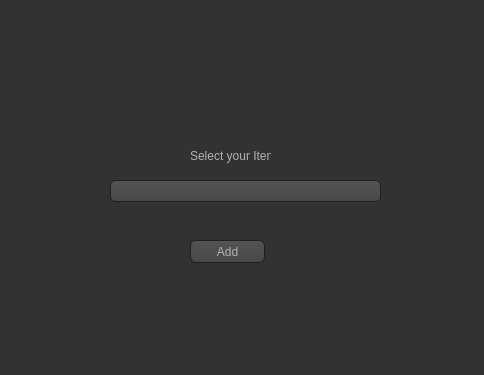
Above: lib/item_select.ui from TheJupiterDev/mDirt before the change. Below: the same form after it.
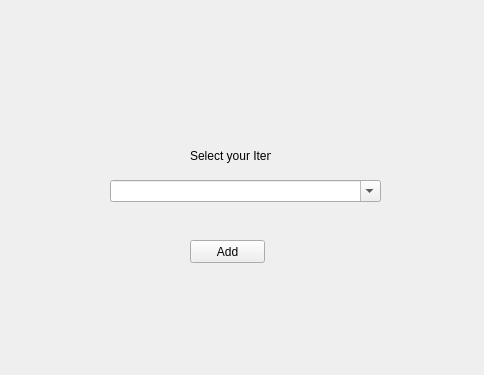
That is the form after the change. Icons and pictures are not drawn.

```diff
--- a/lib/item_select.ui
+++ b/lib/item_select.ui
@@ -14,89 +14,7 @@
    <string>Item Select</string>
   </property>
   <property name="styleSheet">
-   <string notr="true">QWidget
-{
-    color: #b1b1b1;
-    background-color: #323232;
-}
-
-QWidget:item:hover
-{
-    background-color: QLinearGradient( x1: 0, y1: 0, x2: 0, y2: 1, stop: 0 #ffa02f, stop: 1 #ca0619);
-    color: #000000;
-}
-
-QWidget:item:selected
-{
-    background-color: QLinearGradient( x1: 0, y1: 0, x2: 0, y2: 1, stop: 0 #ffa02f, stop: 1 #d7801a);
-}
-
-QWidget:focus
-{
-    border: 2px solid QLinearGradient( x1: 0, y1: 0, x2: 0, y2: 1, stop: 0 #ffa02f, stop: 1 #d7801a);
-}
-
-QComboBox
-{
-    selection-background-color :QLinearGradient( x1: 0, y1: 0, x2: 0, y2: 1, stop: 0 #565656, stop: 0.1 #525252, stop: 0.5 #4e4e4e, stop: 0.9 #4a4a4a, stop: 1 #464646;
-    background-color: QLinearGradient( x1: 0, y1: 0, x2: 0, y2: 1, stop: 0 #565656, stop: 0.1 #525252, stop: 0.5 #4e4e4e, stop: 0.9 #4a4a4a, stop: 1 #464646);
-    border-style: solid;
-    border: 1px solid #1e1e1e;
-    border-radius: 5;
-}
-
-QComboBox:hover,QPushButton:hover
-{
-    border: 2px solid QLinearGradient( x1: 0, y1: 0, x2: 0, y2: 1, stop: 0 #ffa02f, stop: 1 #d7801a);
-}
-
-QComboBox:on
-{
-    padding-top: 3px;
-    padding-left: 4px;
-    background-color: QLinearGradient( x1: 0, y1: 0, x2: 0, y2: 1, stop: 0 #2d2d2d, stop: 0.1 #2b2b2b, stop: 0.5 #292929, stop: 0.9 #282828, stop: 1 #252525);
-    selection-background-color: QLinearGradient( x1: 0, y1: 0, x2: 0, y2: 1, stop: 0 #2d2d2d, stop: 0.1 #2b2b2b, stop: 0.5 #292929, stop: 0.9 #282828, stop: 1 #252525);
-	selection-text-color: black;
-}
-
-QComboBox QAbstractItemView
-{
-	text -color: black; 
-    border: 2px solid darkgray;
-    selection-background-color: QLinearGradient( x1: 0, y1: 0, x2: 0, y2: 1, stop: 0 #ffa02f, stop: 1 #d7801a);
-}
-
-QComboBox::drop-down
-{
-     subcontrol-origin: padding;
-     subcontrol-position: top right;
-     width: 15px;
-	 text -color: black; 
-     border-left-width: 0px;
-     border-left-color: darkgray;
-     border-left-style: solid; /* just a single line */
-     border-top-right-radius: 3px; /* same radius as the QComboBox */
-     border-bottom-right-radius: 3px;
- }
-
-QComboBox::down-arrow
-{
-     image: url(:/down_arrow.png);
-}
-QPushButton 
-{
-    color: #b1b1b1;
-    background-color: QLinearGradient( x1: 0, y1: 0, x2: 0, y2: 1, stop: 0 #565656, stop: 0.1 #525252, stop: 0.5 #4e4e4e, stop: 0.9 #4a4a4a, stop: 1 #464646);
-    border-width: 1px;
-    border-color: #1e1e1e;
-    border-style: solid;
-    border-radius: 6;
-    padding: 3px;
-    font-size: 12px;
-    padding-left: 5px;
-    padding-right: 5px;
-}
-</string>
+   <string notr="true"/>
   </property>
   <widget class="QComboBox" name="comboBox">
    <property name="geometry">
```
